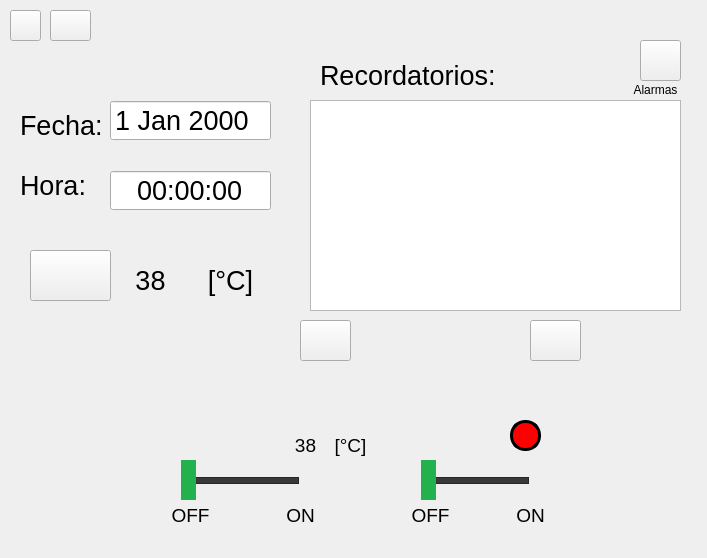
Before: the Qt Designer form GUI/CUERPO/DISENO/main_dise.ui in ronihdzz/IoT_domotica, drawn with Qt 5.
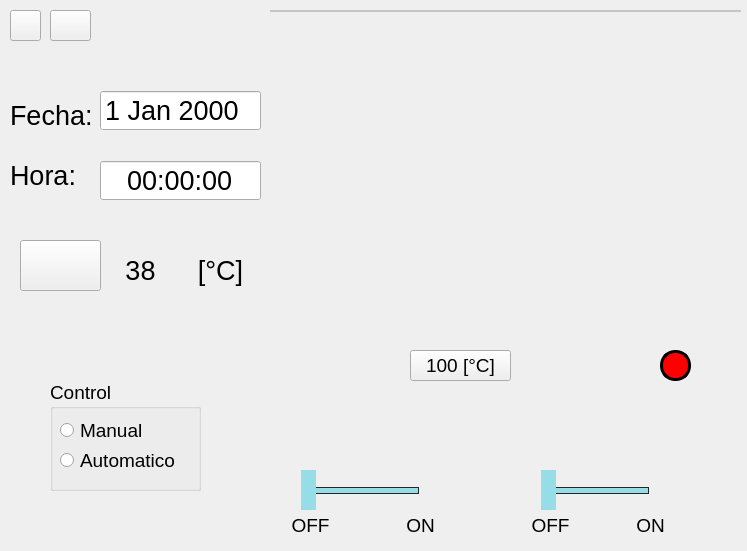
After: the same form once the commit is applied. Icons and pictures are not drawn.

Commit message: Una vez lograda una mejor organizacion de la comunicacion entre la 'rasberry' el 'esp-32' y el 'arduino nano', prosegui a organizar de mejor manera la inerfaz grafica para ir agregando la seccion de alarmas, por ultimo prosegui agregar una seccion mas en la GUI, la cual permite al usaruio tener control absoluto del 'foco' y el 'ventilaor' ignorando la automatizacion, es decir agrege una seccion a mi GUI que permite elegir al usuario como quiere que se comporte la aplicacion, si de forma manual o automatica.

Diff of the .ui file:
```diff
--- a/GUI/CUERPO/DISENO/main_dise.ui
+++ b/GUI/CUERPO/DISENO/main_dise.ui
@@ -6,8 +6,8 @@
    <rect>
     <x>0</x>
     <y>0</y>
-    <width>707</width>
-    <height>558</height>
+    <width>747</width>
+    <height>551</height>
    </rect>
   </property>
   <property name="windowTitle">
@@ -38,56 +38,6 @@
     <string/>
    </property>
   </widget>
-  <widget class="QPushButton" name="btn_configVenti">
-   <property name="geometry">
-    <rect>
-     <x>300</x>
-     <y>320</y>
-     <width>51</width>
-     <height>41</height>
-    </rect>
-   </property>
-   <property name="styleSheet">
-    <string notr="true">QPushButton {
-	border-image: url(:/ICON/IMAGENES/config_off.png);
- }
-QPushButton:hover {
-	border-image: url(:/ICON/IMAGENES/config_on.png);
-}
-QPushButton:pressed {
-	border-image: url(:/ICON/IMAGENES/config_off.png);
-}
-</string>
-   </property>
-   <property name="text">
-    <string/>
-   </property>
-  </widget>
-  <widget class="QPushButton" name="btn_configFoco">
-   <property name="geometry">
-    <rect>
-     <x>530</x>
-     <y>320</y>
-     <width>51</width>
-     <height>41</height>
-    </rect>
-   </property>
-   <property name="styleSheet">
-    <string notr="true">QPushButton {
-	border-image: url(:/ICON/IMAGENES/config_off.png);
- }
-QPushButton:hover {
-	border-image: url(:/ICON/IMAGENES/config_on.png);
-}
-QPushButton:pressed {
-	border-image: url(:/ICON/IMAGENES/config_off.png);
-}
-</string>
-   </property>
-   <property name="text">
-    <string/>
-   </property>
-  </widget>
   <widget class="QPushButton" name="btn_configIdioma">
    <property name="geometry">
     <rect>
@@ -116,8 +66,8 @@
   <widget class="QSlider" name="hoSli_venti">
    <property name="geometry">
     <rect>
-     <x>180</x>
-     <y>460</y>
+     <x>300</x>
+     <y>470</y>
      <width>131</width>
      <height>40</height>
     </rect>
@@ -131,14 +81,14 @@
 QSlider::groove:horizontal {
     border: 1px solid #262626;
     height: 5px;
-    background: #393939;
+   /* background: #393939;*/
+	background:#95DEE7;
     margin: 0 12px;
 }
 
 QSlider::handle:horizontal {
-    background: #22B14C;
-	/*background-color: rgb(1, 255, 226);*/
-    /*border: 5px solid #B5E61D;*/
+   /* background: #22B14C;*/
+    background:#95DEE7;
     width: 15px;
     height: 80px;
     margin: 24px -12px;
@@ -160,8 +110,8 @@
   <widget class="QLabel" name="label_3">
    <property name="geometry">
     <rect>
-     <x>170</x>
-     <y>500</y>
+     <x>290</x>
+     <y>510</y>
      <width>41</width>
      <height>31</height>
     </rect>
@@ -181,8 +131,8 @@
   <widget class="QLabel" name="label_4">
    <property name="geometry">
     <rect>
-     <x>280</x>
-     <y>500</y>
+     <x>400</x>
+     <y>510</y>
      <width>41</width>
      <height>31</height>
     </rect>
@@ -202,8 +152,8 @@
   <widget class="QLabel" name="label_8">
    <property name="geometry">
     <rect>
-     <x>510</x>
-     <y>500</y>
+     <x>630</x>
+     <y>510</y>
      <width>41</width>
      <height>31</height>
     </rect>
@@ -223,8 +173,8 @@
   <widget class="QLabel" name="label_9">
    <property name="geometry">
     <rect>
-     <x>410</x>
-     <y>500</y>
+     <x>530</x>
+     <y>510</y>
      <width>41</width>
      <height>31</height>
     </rect>
@@ -244,8 +194,8 @@
   <widget class="QSlider" name="hoSli_foco">
    <property name="geometry">
     <rect>
-     <x>420</x>
-     <y>460</y>
+     <x>540</x>
+     <y>470</y>
      <width>121</width>
      <height>40</height>
     </rect>
@@ -259,18 +209,21 @@
 QSlider::groove:horizontal {
     border: 1px solid #262626;
     height: 5px;
-    background: #393939;
+   /* background: #393939;*/
+	background:#95DEE7;
     margin: 0 12px;
 }
 
 QSlider::handle:horizontal {
-    background: #22B14C;
-	/*background-color: rgb(1, 255, 226);*/
-    /*border: 5px solid #B5E61D;*/
+   /* background: #22B14C;*/
+    background:#95DEE7;
     width: 15px;
     height: 80px;
     margin: 24px -12px;
-}</string>
+}
+
+
+</string>
    </property>
    <property name="maximum">
     <number>1</number>
@@ -285,49 +238,11 @@
     <enum>QSlider::TicksBothSides</enum>
    </property>
   </widget>
-  <widget class="QLabel" name="bel_colorFoco">
-   <property name="geometry">
-    <rect>
-     <x>510</x>
-     <y>420</y>
-     <width>31</width>
-     <height>31</height>
-    </rect>
-   </property>
-   <property name="minimumSize">
-    <size>
-     <width>20</width>
-     <height>20</height>
-    </size>
-   </property>
-   <property name="maximumSize">
-    <size>
-     <width>16777215</width>
-     <height>16777215</height>
-    </size>
-   </property>
-   <property name="font">
-    <font>
-     <pointsize>14</pointsize>
-    </font>
-   </property>
-   <property name="styleSheet">
-    <string notr="true">border :3px solid black;
-border-radius: 15px;
-background-color: rgb(255, 0, 0);</string>
-   </property>
-   <property name="text">
-    <string/>
-   </property>
-   <property name="alignment">
-    <set>Qt::AlignCenter</set>
-   </property>
-  </widget>
   <widget class="QLabel" name="bel_estadoVenti">
    <property name="geometry">
     <rect>
-     <x>190</x>
-     <y>350</y>
+     <x>310</x>
+     <y>380</y>
      <width>111</width>
      <height>91</height>
     </rect>
@@ -342,8 +257,8 @@
   <widget class="QLabel" name="bel_estadoFoco">
    <property name="geometry">
     <rect>
-     <x>430</x>
-     <y>350</y>
+     <x>550</x>
+     <y>380</y>
      <width>111</width>
      <height>91</height>
     </rect>
@@ -358,8 +273,8 @@
   <widget class="QTimeEdit" name="timeEdit_tiempo">
    <property name="geometry">
     <rect>
-     <x>110</x>
-     <y>170</y>
+     <x>100</x>
+     <y>160</y>
      <width>161</width>
      <height>41</height>
     </rect>
@@ -385,8 +300,8 @@
   <widget class="QPushButton" name="pushButton_3">
    <property name="geometry">
     <rect>
-     <x>30</x>
-     <y>250</y>
+     <x>20</x>
+     <y>240</y>
      <width>81</width>
      <height>51</height>
     </rect>
@@ -402,8 +317,8 @@
   <widget class="QLabel" name="label_6">
    <property name="geometry">
     <rect>
-     <x>20</x>
-     <y>110</y>
+     <x>10</x>
+     <y>100</y>
      <width>91</width>
      <height>31</height>
     </rect>
@@ -420,8 +335,8 @@
   <widget class="QLabel" name="bel_temp">
    <property name="geometry">
     <rect>
-     <x>110</x>
-     <y>260</y>
+     <x>100</x>
+     <y>250</y>
      <width>81</width>
      <height>41</height>
     </rect>
@@ -441,8 +356,8 @@
   <widget class="QLabel" name="label_7">
    <property name="geometry">
     <rect>
-     <x>20</x>
-     <y>170</y>
+     <x>10</x>
+     <y>160</y>
      <width>81</width>
      <height>31</height>
     </rect>
@@ -459,8 +374,8 @@
   <widget class="QLabel" name="label_2">
    <property name="geometry">
     <rect>
-     <x>200</x>
-     <y>260</y>
+     <x>190</x>
+     <y>250</y>
      <width>61</width>
      <height>41</height>
     </rect>
@@ -480,8 +395,8 @@
   <widget class="QDateEdit" name="dateEdit_fecha">
    <property name="geometry">
     <rect>
-     <x>110</x>
-     <y>100</y>
+     <x>100</x>
+     <y>90</y>
      <width>161</width>
      <height>41</height>
     </rect>
@@ -498,81 +413,84 @@
     <enum>QAbstractSpinBox::NoButtons</enum>
    </property>
   </widget>
-  <widget class="QPlainTextEdit" name="plaTextEdit_notas">
+  <widget class="QGroupBox" name="groupBox">
    <property name="geometry">
     <rect>
-     <x>310</x>
-     <y>100</y>
-     <width>371</width>
-     <height>211</height>
-    </rect>
-   </property>
-  </widget>
-  <widget class="QLabel" name="label_10">
-   <property name="geometry">
-    <rect>
-     <x>320</x>
-     <y>60</y>
-     <width>181</width>
-     <height>31</height>
+     <x>50</x>
+     <y>380</y>
+     <width>151</width>
+     <height>111</height>
     </rect>
    </property>
    <property name="font">
     <font>
-     <pointsize>20</pointsize>
+     <pointsize>14</pointsize>
     </font>
    </property>
-   <property name="text">
-    <string>Recordatorios:</string>
+   <property name="title">
+    <string>Control</string>
    </property>
+   <widget class="QRadioButton" name="rb_controlManual">
+    <property name="geometry">
+     <rect>
+      <x>10</x>
+      <y>40</y>
+      <width>101</width>
+      <height>21</height>
+     </rect>
+    </property>
+    <property name="font">
+     <font>
+      <pointsize>14</pointsize>
+     </font>
+    </property>
+    <property name="text">
+     <string>Manual</string>
+    </property>
+   </widget>
+   <widget class="QRadioButton" name="rb_controlAutomatico">
+    <property name="geometry">
+     <rect>
+      <x>10</x>
+      <y>70</y>
+      <width>121</width>
+      <height>21</height>
+     </rect>
+    </property>
+    <property name="font">
+     <font>
+      <pointsize>14</pointsize>
+     </font>
+    </property>
+    <property name="text">
+     <string>Automatico</string>
+    </property>
+   </widget>
   </widget>
-  <widget class="QPushButton" name="btn_configAlarm">
+  <widget class="QPushButton" name="btn_configFoco">
    <property name="geometry">
     <rect>
-     <x>640</x>
-     <y>40</y>
-     <width>41</width>
-     <height>41</height>
+     <x>660</x>
+     <y>350</y>
+     <width>31</width>
+     <height>31</height>
     </rect>
    </property>
    <property name="styleSheet">
-    <string notr="true">QPushButton {
-	border-image: url(:/ICON/IMAGENES/alarm_on.png);
- }
-QPushButton:hover {
-	border-image: url(:/ICON/IMAGENES/alarm_off.png);
-}
-QPushButton:pressed {
-	border-image: url(:/ICON/IMAGENES/alarm_on.png);
-}
-</string>
+    <string notr="true">border :3px solid black;
+border-radius: 15px;
+background-color: rgb(255, 0, 0);</string>
    </property>
    <property name="text">
     <string/>
    </property>
   </widget>
-  <widget class="QLabel" name="label">
+  <widget class="QPushButton" name="btn_configVenti">
    <property name="geometry">
     <rect>
-     <x>630</x>
-     <y>80</y>
-     <width>51</width>
-     <height>20</height>
-    </rect>
-   </property>
-   <property name="text">
-    <string>Alarmas</string>
-   </property>
-   <property name="alignment">
-    <set>Qt::AlignCenter</set>
-   </property>
-  </widget>
-  <widget class="QLabel" name="bel_tempActVenti">
-   <property name="geometry">
-    <rect>
-     <x>280</x>
-     <y>430</y>
-     <width>51</width>
+     <x>410</x>
+     <y>350</y>
+     <width>101</width>
      <height>31</height>
     </rect>
    </property>
@@ -582,31 +500,89 @@
     </font>
    </property>
    <property name="text">
-    <string>38</string>
+    <string>100 [°C]</string>
    </property>
-   <property name="alignment">
-    <set>Qt::AlignCenter</set>
-   </property>
   </widget>
-  <widget class="QLabel" name="label_5">
+  <widget class="QTabWidget" name="tabWidget">
    <property name="geometry">
     <rect>
-     <x>330</x>
-     <y>430</y>
-     <width>41</width>
-     <height>31</height>
+     <x>270</x>
+     <y>10</y>
+     <width>471</width>
+     <height>331</height>
     </rect>
    </property>
-   <property name="font">
-    <font>
-     <pointsize>14</pointsize>
-    </font>
+   <property name="styleSheet">
+    <string notr="true">QTabWidget::pane { /* The tab widget frame */
+/* La linea encabezado que se encuentra abajo de los cuadros de seleccion*/
+    border-top: 2px solid #C2C7CB;
+}
+
+QTabWidget::tab-bar { 
+/*Que tan alejado se encuentra el primer cuadro de seleccion de la parte izquierda del TabWiget*/
+   left: 5px; /* move to the right by 5px */
+}
+
+/* Style the tab using the tab sub-control. Note that
+    it reads QTabBar _not_ QTabWidget */
+QTabBar::tab {
+    background: qlineargradient(x1: 0, y1: 0, x2: 0, y2: 1,
+                                stop: 0 #E1E1E1, stop: 0.4 #DDDDDD,
+                                stop: 0.5 #D8D8D8, stop: 1.0 #D3D3D3);
+    border: 2px solid #C4C4C3; /*contorno de los cuadros de seleccion*/
+   
+ /*linea de abajo del cuadro(s) que no esta(n) seleccionado(s)*/
+    border-bottom-color:#C2C7CB; /* same as the pane color */
+
+    border-top-left-radius: 10px; /*curvatura de los cuadros de seleccion*/
+    border-top-right-radius: 4px; /*curvatura de los cuadros de seleccion*/
+    min-width: 25ex; /*ancho de cada casila*/
+	min-height:5ex;/*alto de cada casilla*/
+    padding: 2px;
+   font: 14pt &quot;MS Shell Dlg 2&quot;;
+}
+
+QTabBar::tab:selected, QTabBar::tab:hover {
+background: qlineargradient(x1: 0, y1: 0, x2: 0, y2: 1,
+                                stop: 0 #fafafa, stop: 0.4 #f4f4f4,
+                                stop: 0.5 #e7e7e7, stop: 1.0 #fafafa);
+}
+
+QTabBar::tab:selected {
+    border-color:#9B9B9B;/*Color del borde de la casilla que esta seleccionada*/
+   /*borde del suelo del cuadro que esta seleccionado*/ 
+   border-bottom-color: #C2C7CB; /* same as pane color */
+}
+
+QTabBar::tab:!selected {
+   /*tamaño de superiodida de alto del cuadro seleccionado y los que no*/
+    margin-top: 2px; /* make non-selected tabs look smaller */
+    font: 14pt &quot;MS Shell Dlg 2&quot;; /*Tamaño de letra de los cuadros que no estan
+   seleccionados*/
+}
+
+/* make use of negative margins for overlapping tabs */
+QTabBar::tab:selected {
+    /* expand/overlap to the left and right by 4px */
+    margin-left: -4px;/*longitud que se alejara una casilla de la parte izquierda 
+   cuando este seleccionada*/
+    margin-right: -4px;
+}
+
+QTabBar::tab:first:selected {
+    margin-left: 0; /* the first selected tab has nothing to overlap with on the left */
+}
+
+QTabBar::tab:last:selected {
+ margin-right: 0; /* the last selected tab has nothing to overlap with on the right */
+}
+
+QTabBar::tab:only-one {
+    margin: 0; /* if there is only one tab, we don't want overlapping margins */
+}</string>
    </property>
-   <property name="text">
-    <string>[°C]</string>
-   </property>
-   <property name="alignment">
-    <set>Qt::AlignCenter</set>
+   <property name="currentIndex">
+    <number>-1</number>
    </property>
   </widget>
  </widget>
```
The commit also changes 36 other files.
